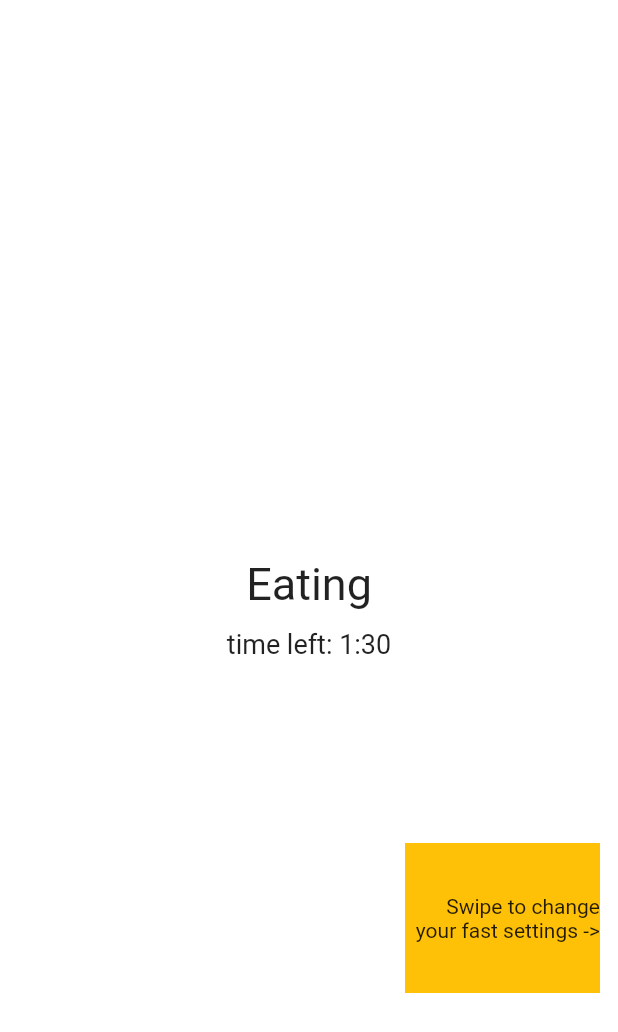
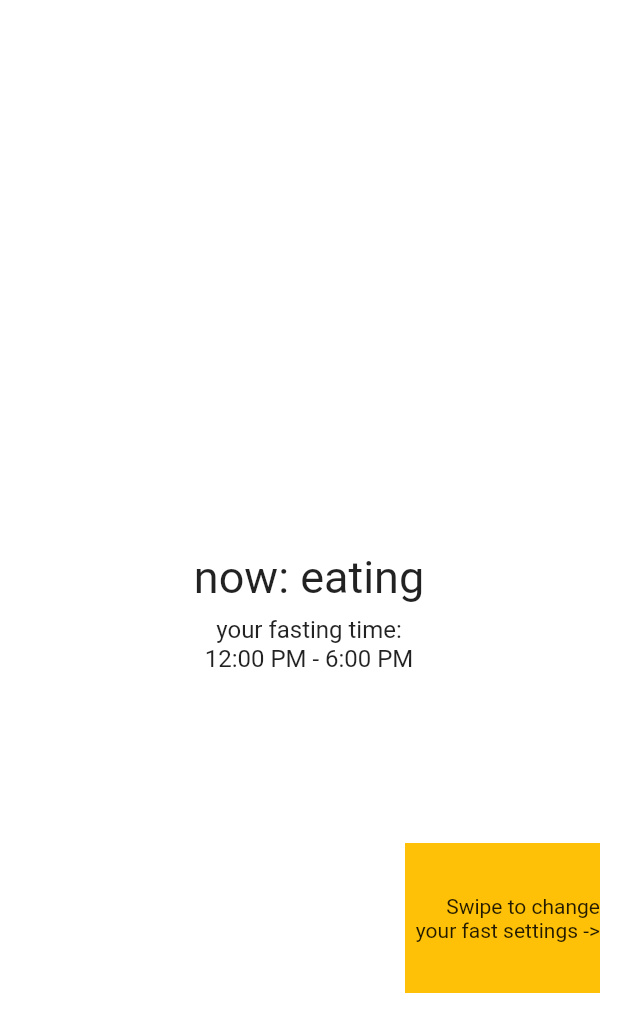
Before and after one commit to hbarylskyi/fast, a Flutter app: the screen it shows after launch, on a phone screen of 412 x 824 dp. Shown: the top 1032 px of the screen. Run offline on Flutter 3.47's test engine with Material 2 defaults, Android fonts, the phone set to English and light mode, and no system bars; our stand-ins replace percent_indicator.

Commit message:
visual updates

```diff
--- a/lib/FastingScreen.dart
+++ b/lib/FastingScreen.dart
@@ -1,6 +1,7 @@
 import 'package:fast/FastSettingsState.dart';
 import 'package:flutter/material.dart';
 import 'package:provider/provider.dart';
+import './Clocks.dart';
 
 class FastingScreen extends StatelessWidget {
   late FastSettingsState state;
@@ -13,6 +14,10 @@ class FastingScreen extends StatelessWidget {
 
     final fastStartHour = state.fastStart;
     final fastDuration = state.fastDuration;
+
+    final fastStartTime = TimeOfDay(hour: fastStartHour, minute: 0);
+    final fastEndTime =
+        TimeOfDay(hour: fastStartHour + fastDuration, minute: 0);
 
     final fastStartDate = DateTime(now.year, now.month, now.day, fastStartHour);
     final fastEndDate = fastStartDate.add(Duration(hours: fastDuration));
@@ -46,13 +51,21 @@ class FastingScreen extends StatelessWidget {
             child: Column(
               mainAxisAlignment: MainAxisAlignment.center,
               children: [
-                Text(isFastingNow ? 'Fasting' : 'Eating',
+                Text(isFastingNow ? 'now: fasting' : 'now: eating',
                     style: TextStyle(fontSize: 30)),
+
                 Padding(
-                  padding: const EdgeInsets.all(12.0),
-                  child: Text('time left: ' + timeLeftString,
-                      style: TextStyle(fontSize: 18)),
+                  padding: const EdgeInsets.all(8.0),
+                  child: Text(
+                    'your fasting time:\n' +
+                        fastStartTime.format(context) +
+                        ' - ' +
+                        fastEndTime.format(context),
+                    style: TextStyle(fontSize: 16),
+                    textAlign: TextAlign.center
+                  ),
                 ),
+                // Clocks()
               ],
             ),
           ),
@@ -63,7 +76,7 @@ class FastingScreen extends StatelessWidget {
               mainAxisAlignment: MainAxisAlignment.end,
               children: [
                 if (!didSwipeRight)
-                   Padding(
+                  Padding(
                     padding: EdgeInsets.all(12),
                     child: Container(
                       color: Colors.amber,
```
Also changed, not shown: lib/Clocks.dart (added, +65 -0 lines), lib/SetupScreen.dart (+4 -7 lines).
